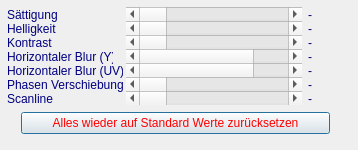
Old version of the form tv_setup_window.ui in the repository ThKattanek/emu64.
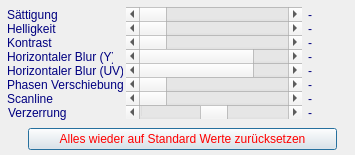
New version of the form.

Commit message: Screenverzerrung in der GUI eingebunden (TV-Setup)

Patch:
```diff
--- a/tv_setup_window.ui
+++ b/tv_setup_window.ui
@@ -9,8 +9,8 @@
    <rect>
     <x>0</x>
     <y>0</y>
-    <width>358</width>
-    <height>150</height>
+    <width>355</width>
+    <height>155</height>
    </rect>
   </property>
   <property name="sizePolicy">
@@ -22,13 +22,13 @@
   <property name="minimumSize">
    <size>
     <width>344</width>
-    <height>150</height>
+    <height>155</height>
    </size>
   </property>
   <property name="maximumSize">
    <size>
     <width>360</width>
-    <height>150</height>
+    <height>155</height>
    </size>
   </property>
   <property name="font">
@@ -542,8 +542,8 @@
   <widget class="QPushButton" name="Reset">
    <property name="geometry">
     <rect>
-     <x>21</x>
-     <y>112</y>
+     <x>28</x>
+     <y>128</y>
      <width>309</width>
      <height>22</height>
     </rect>
@@ -565,6 +565,62 @@
     <string>Alles wieder auf Standard Werte zurücksetzen</string>
    </property>
   </widget>
+  <widget class="QLabel" name="label_8">
+   <property name="geometry">
+    <rect>
+     <x>8</x>
+     <y>105</y>
+     <width>65</width>
+     <height>16</height>
+    </rect>
+   </property>
+   <property name="styleSheet">
+    <string notr="true">color: rgb(0,0, 128);</string>
+   </property>
+   <property name="text">
+    <string>Verzerrung</string>
+   </property>
+  </widget>
+  <widget class="QScrollBar" name="distortion_scroll">
+   <property name="geometry">
+    <rect>
+     <x>126</x>
+     <y>105</y>
+     <width>176</width>
+     <height>14</height>
+    </rect>
+   </property>
+   <property name="maximum">
+    <number>200</number>
+   </property>
+   <property name="value">
+    <number>100</number>
+   </property>
+   <property name="orientation">
+    <enum>Qt::Horizontal</enum>
+   </property>
+  </widget>
+  <widget class="QLabel" name="distortion_out">
+   <property name="geometry">
+    <rect>
+     <x>308</x>
+     <y>105</y>
+     <width>43</width>
+     <height>16</height>
+    </rect>
+   </property>
+   <property name="font">
+    <font>
+     <family>Arial</family>
+    </font>
+   </property>
+   <property name="styleSheet">
+    <string notr="true">color: rgb(0,0, 128);</string>
+   </property>
+   <property name="text">
+    <string notr="true">-</string>
+   </property>
+  </widget>
  </widget>
  <tabstops>
   <tabstop>saettigung_scroll</tabstop>
```
The commit also changes 5 other files.
